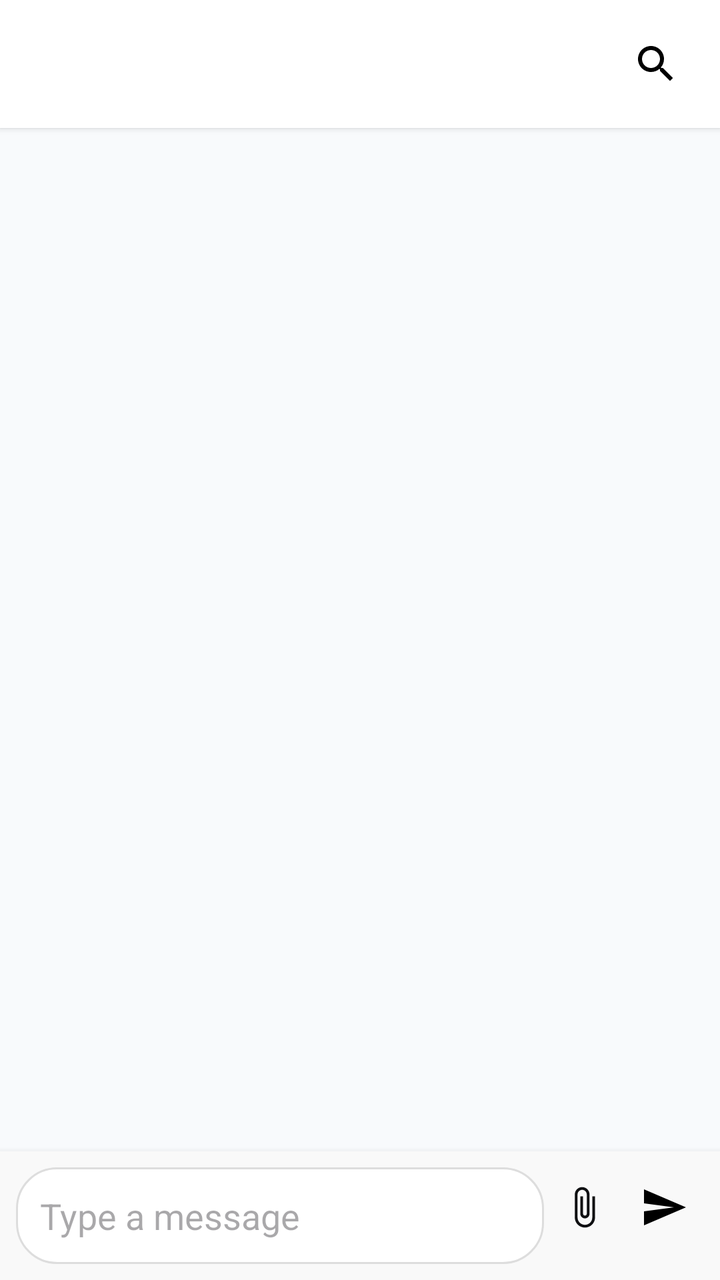
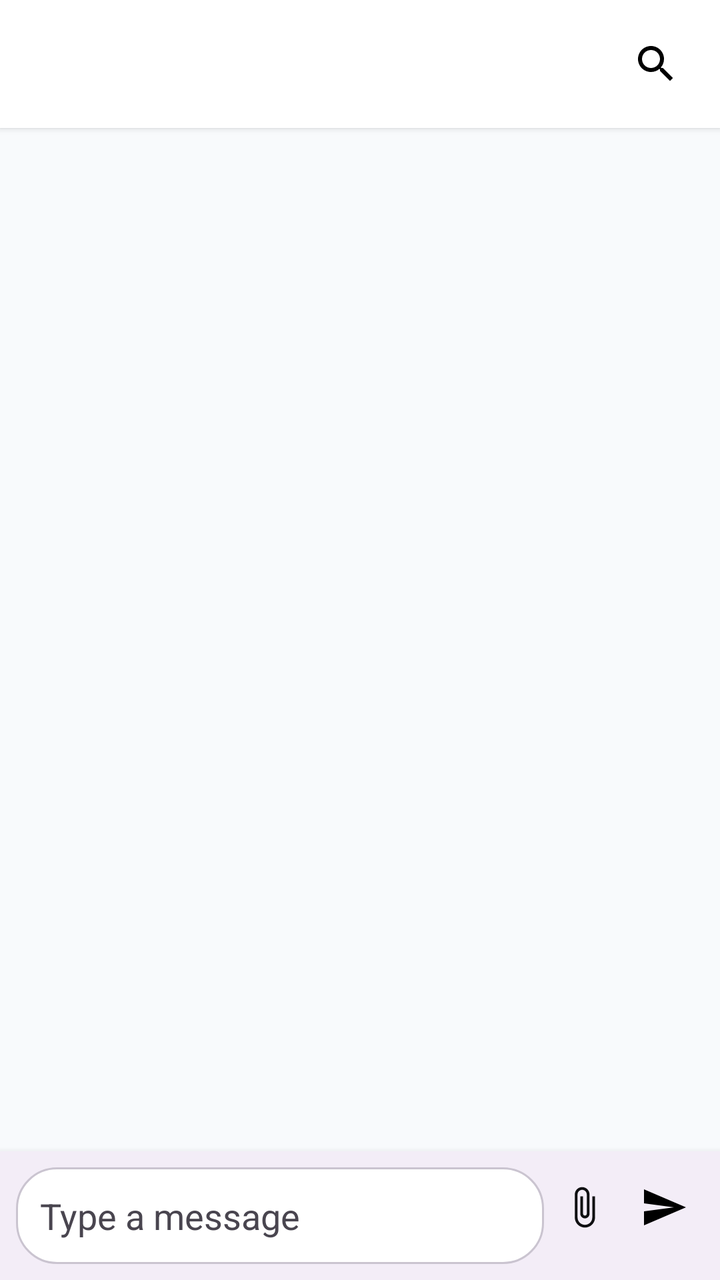

Two renders of the same Android screen: before a commit and after it. Below are the layout's source before the change and the commit's diff.
<!-- AndroidManifest.xml: application theme Theme.ApnaFund -->
<!-- res/layout/fragment_group_chat.xml -->
<?xml version="1.0" encoding="utf-8"?>
<androidx.constraintlayout.widget.ConstraintLayout xmlns:android="http://schemas.android.com/apk/res/android"
    xmlns:app="http://schemas.android.com/apk/res-auto"
    android:layout_width="match_parent"
    android:layout_height="match_parent"
    xmlns:tool="http://schemas.android.com/tools">

    <LinearLayout
        android:id="@+id/searchContainer"
        android:layout_width="0dp"
        android:layout_height="wrap_content"
        android:orientation="horizontal"
        android:padding="8dp"
        android:background="@drawable/bg_chat_search"
        android:layout_margin="8dp"
        android:elevation="2dp"
        android:visibility="gone"
        app:layout_constraintTop_toTopOf="parent"
        app:layout_constraintStart_toStartOf="parent"
        app:layout_constraintEnd_toEndOf="parent">

        <EditText
            android:id="@+id/editSearch"
            android:layout_width="0dp"
            android:layout_height="wrap_content"
            android:layout_weight="1"
            android:hint="@string/text_search_messages"
            android:imeOptions="actionDone"/>

        <ImageButton
            android:id="@+id/btnCloseSearch"
            android:layout_width="40dp"
            android:layout_height="40dp"
            android:src="@drawable/ic_close"
            android:background="?attr/selectableItemBackgroundBorderless"/>
    </LinearLayout>

    <LinearLayout
        android:id="@+id/chatHeader"
        android:layout_width="0dp"
        android:layout_height="wrap_content"
        android:orientation="horizontal"
        android:padding="12dp"
        android:gravity="center_vertical"
        android:background="@color/white"
        android:elevation="2dp"
        app:layout_constraintTop_toBottomOf="@id/searchContainer"
        app:layout_constraintStart_toStartOf="parent"
        app:layout_constraintEnd_toEndOf="parent">

        <TextView
            android:id="@+id/textChatTitle"
            android:layout_width="0dp"
            android:layout_height="wrap_content"
            android:layout_weight="1"
            tool:text="Group Chat"
            android:textSize="16sp"
            android:textStyle="bold"/>

        <ImageButton
            android:id="@+id/buttonSearch"
            android:layout_width="40dp"
            android:layout_height="40dp"
            android:src="@drawable/ic_search"
            android:background="?attr/selectableItemBackgroundBorderless"
            android:contentDescription="@string/text_search_chat"/>
    </LinearLayout>

    
    <LinearLayout
        android:id="@+id/noGroupMessageContainer"
        android:layout_width="match_parent"
        android:layout_height="match_parent"
        android:gravity="center"
        android:orientation="vertical"
        android:padding="24dp"
        android:visibility="gone"
        app:layout_constraintTop_toTopOf="parent"
        app:layout_constraintBottom_toBottomOf="parent"
        app:layout_constraintStart_toStartOf="parent"
        app:layout_constraintEnd_toEndOf="parent">

        <TextView
            android:layout_width="wrap_content"
            android:layout_height="wrap_content"
            android:text="@string/message_no_group_chat_available"
            android:textSize="16sp" />
    </LinearLayout>

    
    <androidx.recyclerview.widget.RecyclerView
        android:id="@+id/recyclerViewMessages"
        android:layout_width="0dp"
        android:layout_height="0dp"
        android:padding="8dp"
        app:layout_constraintTop_toBottomOf="@id/chatHeader"
        app:layout_constraintBottom_toTopOf="@id/textTyping"
        app:layout_constraintStart_toStartOf="parent"
        app:layout_constraintEnd_toEndOf="parent"
        app:layoutManager="androidx.recyclerview.widget.LinearLayoutManager"/>

    
    <TextView
        android:id="@+id/textTyping"
        android:layout_width="wrap_content"
        android:layout_height="wrap_content"
        android:layout_marginStart="12dp"
        android:layout_marginBottom="4dp"
        android:text="@string/text_someone_is_typing"
        android:textSize="12sp"
        android:textColor="@color/gray"
        android:visibility="gone"
        app:layout_constraintStart_toStartOf="parent"
        app:layout_constraintBottom_toTopOf="@id/replyContainer"/>

    
    <LinearLayout
        android:id="@+id/replyContainer"
        android:layout_width="0dp"
        android:layout_height="wrap_content"
        android:orientation="horizontal"
        android:padding="8dp"
        android:background="#EEEEEE"
        android:visibility="gone"
        app:layout_constraintStart_toStartOf="parent"
        app:layout_constraintEnd_toEndOf="parent"
        app:layout_constraintBottom_toTopOf="@id/chatInputContainer">

        <LinearLayout
            android:layout_width="0dp"
            android:layout_height="wrap_content"
            android:layout_weight="1"
            android:orientation="vertical">

            <TextView
                android:id="@+id/textReplyUser"
                android:layout_width="match_parent"
                android:layout_height="wrap_content"
                android:textStyle="bold"
                android:textSize="12sp"
                android:textColor="@color/primary_colour" />

            <TextView
                android:id="@+id/textReplyPreview"
                android:layout_width="match_parent"
                android:layout_height="wrap_content"
                android:maxLines="1"
                android:ellipsize="end"
                android:textSize="12sp" />
        </LinearLayout>

        <ImageButton
            android:id="@+id/buttonCancelReply"
            android:layout_width="40dp"
            android:layout_height="40dp"
            android:background="?attr/selectableItemBackgroundBorderless"
            android:src="@drawable/ic_close"
            android:contentDescription="@string/text_cancel_reply"/>
    </LinearLayout>

    <TextView
        android:id="@+id/textNewMessages"
        android:layout_width="wrap_content"
        android:layout_height="wrap_content"
        android:text="@string/text_new_messages"
        android:textSize="12sp"
        android:textColor="@color/white"
        android:paddingStart="12dp"
        android:paddingEnd="12dp"
        android:paddingTop="6dp"
        android:paddingBottom="6dp"
        android:background="@drawable/bg_new_messages_pill"
        android:visibility="gone"
        android:layout_marginEnd="12dp"
        android:layout_marginBottom="8dp"
        app:layout_constraintBottom_toTopOf="@id/chatInputContainer"
        app:layout_constraintEnd_toEndOf="parent"/>

    
    <LinearLayout
        android:id="@+id/chatInputContainer"
        android:layout_width="0dp"
        android:layout_height="wrap_content"
        android:orientation="horizontal"
        android:padding="8dp"
        android:background="#F9F9F9"
        android:elevation="6dp"
        app:layout_constraintBottom_toBottomOf="parent"
        app:layout_constraintStart_toStartOf="parent"
        app:layout_constraintEnd_toEndOf="parent">

        <EditText
            android:id="@+id/editTextMessage"
            android:layout_width="0dp"
            android:layout_height="wrap_content"
            android:layout_weight="1"
            android:hint="@string/text_type_a_message"
            android:maxLines="4"
            android:imeOptions="actionSend"
            android:background="@drawable/bg_chat_input"
            android:padding="12dp"/>
        <ImageButton
            android:id="@+id/btnAttach"
            android:layout_width="40dp"
            android:layout_height="40dp"
            android:src="@drawable/ic_attach"
            app:tint="?attr/colorOnSurface"
            android:background="?attr/selectableItemBackgroundBorderless"
            android:contentDescription="@string/text_attach"/>
        <ImageButton
            android:id="@+id/buttonSend"
            android:layout_width="40dp"
            android:layout_height="40dp"
            android:background="?attr/selectableItemBackgroundBorderless"
            android:src="@drawable/ic_send"
            android:contentDescription="@string/text_send"/>
    </LinearLayout>

</androidx.constraintlayout.widget.ConstraintLayout>
<!-- resources referenced by this layout -->
<resources>
  <color name="gray">#817A7A</color>
  <color name="primary_colour">#E2E8F0</color>
  <color name="white">#FFFFFFFF</color>
  <!-- drawable bg_chat_input (drawable) -->
  <shape xmlns:android="http://schemas.android.com/apk/res/android">
      <solid android:color="#FFFFFF"/>
      <corners android:radius="20dp"/>
      <stroke
          android:width="1dp"
          android:color="#DDDDDD"/>
  </shape>
  <!-- drawable bg_chat_search (drawable) -->
  <shape xmlns:android="http://schemas.android.com/apk/res/android">
      <solid android:color="#FAFAFA"/>
      <corners android:radius="12dp"/>
      <stroke
          android:width="1dp"
          android:color="#DDDDDD"/>
  </shape>
  <!-- drawable bg_new_messages_pill (drawable) -->
  <shape xmlns:android="http://schemas.android.com/apk/res/android">
      <solid android:color="@color/primary_colour"/>
      <corners android:radius="16dp"/>
  </shape>
  <!-- drawable ic_close (drawable) -->
  <vector xmlns:android="http://schemas.android.com/apk/res/android" android:height="24dp" android:tint="#000000" android:viewportHeight="24" android:viewportWidth="24" android:width="24dp">
        
      <path android:fillColor="@android:color/white" android:pathData="M19,6.41L17.59,5 12,10.59 6.41,5 5,6.41 10.59,12 5,17.59 6.41,19 12,13.41 17.59,19 19,17.59 13.41,12z"/>
      
  </vector>
  <!-- drawable ic_search (drawable) -->
  <vector xmlns:android="http://schemas.android.com/apk/res/android" android:height="24dp" android:tint="#000000" android:viewportHeight="24" android:viewportWidth="24" android:width="24dp">
        
      <path android:fillColor="@android:color/white" android:pathData="M15.5,14h-0.79l-0.28,-0.27C15.41,12.59 16,11.11 16,9.5 16,5.91 13.09,3 9.5,3S3,5.91 3,9.5 5.91,16 9.5,16c1.61,0 3.09,-0.59 4.23,-1.57l0.27,0.28v0.79l5,4.99L20.49,19l-4.99,-5zM9.5,14C7.01,14 5,11.99 5,9.5S7.01,5 9.5,5 14,7.01 14,9.5 11.99,14 9.5,14z"/>
      
  </vector>
  <!-- drawable ic_send (drawable) -->
  <vector xmlns:android="http://schemas.android.com/apk/res/android" android:autoMirrored="true" android:height="24dp" android:tint="#000000" android:viewportHeight="24" android:viewportWidth="24" android:width="24dp">
        
      <path android:fillColor="@android:color/white" android:pathData="M2.01,21L23,12 2.01,3 2,10l15,2 -15,2z"/>
      
  </vector>
  <string name="message_no_group_chat_available">No group chat available</string>
  <string name="text_attach">Attach</string>
  <string name="text_cancel_reply">Cancel reply</string>
  <string name="text_new_messages">⬇ New messages</string>
  <string name="text_search_chat">Search chat</string>
  <string name="text_search_messages">Search messages</string>
  <string name="text_send">send</string>
  <string name="text_someone_is_typing">Someone is typing…</string>
  <string name="text_type_a_message">Type a message</string>
  <style name="Theme.ApnaFund" parent="Base.Theme.ApnaFund" />
  <color name="background">#F8FAFC</color>
  <color name="surface">#FFFFFF</color>
  <color name="text_primary">#0F1012</color>
  <color name="surface_variant">#E2E8F0</color>
  <color name="blue_dark">#117AA7</color>
  <color name="on_primary">#FFFFFF</color>
  <color name="text_secondary">#475569</color>
  <!-- unchanged entries left out for length: 2 -->
</resources>

<!-- the commit's change to res/layout/fragment_group_chat.xml (unified diff, before → after) -->
@@ -183,7 +183,7 @@
         android:layout_height="wrap_content"
         android:orientation="horizontal"
         android:padding="8dp"
-        android:background="#F9F9F9"
+        android:background="?attr/colorSurfaceContainer"
         android:elevation="6dp"
         app:layout_constraintBottom_toBottomOf="parent"
         app:layout_constraintStart_toStartOf="parent"
@@ -198,7 +198,9 @@
             android:maxLines="4"
             android:imeOptions="actionSend"
             android:background="@drawable/bg_chat_input"
-            android:padding="12dp"/>
+            android:padding="12dp"
+            android:textColor="?attr/colorOnSurface"
+            android:textColorHint="?attr/colorOnSurfaceVariant"/>
         <ImageButton
             android:id="@+id/btnAttach"
             android:layout_width="40dp"
<!-- resource entries referenced after the edit -->
@@ -4,12 +4,17 @@
   <color name="primary_colour">#E2E8F0</color>
   <color name="white">#FFFFFFFF</color>
   <!-- drawable bg_chat_input (drawable) -->
+  <?xml version="1.0" encoding="utf-8"?>
   <shape xmlns:android="http://schemas.android.com/apk/res/android">
-      <solid android:color="#FFFFFF"/>
+  
+      <solid android:color="?attr/colorSurface"/>
+  
       <corners android:radius="20dp"/>
+  
       <stroke
           android:width="1dp"
-          android:color="#DDDDDD"/>
+          android:color="?attr/colorOutlineVariant"/>
+  
   </shape>
   <!-- drawable bg_chat_search (drawable) -->
   <shape xmlns:android="http://schemas.android.com/apk/res/android">
